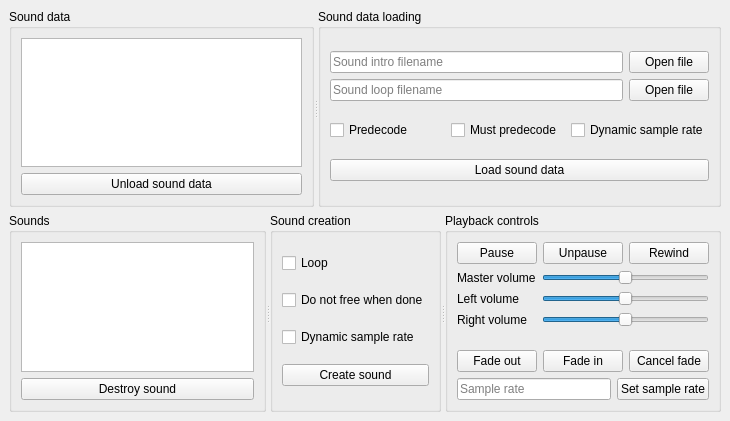
Old version of the form examples/gui-qt/mainwindow.ui in the repository Clownacy/clownaudio.
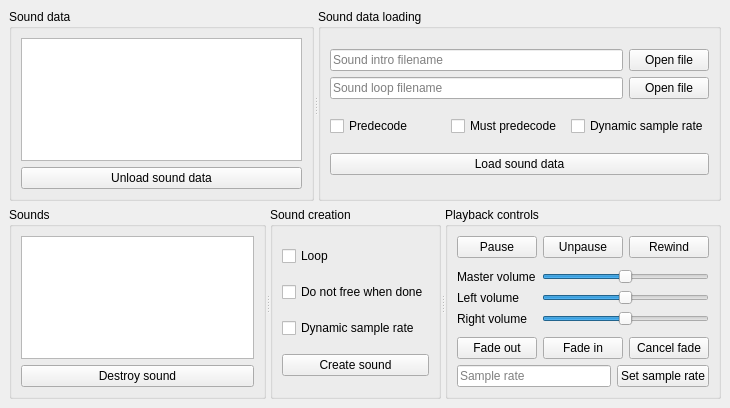
New version of the form.

Commit message: Qt6: Centre a widget

What changed in the file:
```diff
--- a/examples/gui-qt/mainwindow.ui
+++ b/examples/gui-qt/mainwindow.ui
@@ -7,7 +7,7 @@
     <x>0</x>
     <y>0</y>
     <width>730</width>
-    <height>421</height>
+    <height>408</height>
    </rect>
   </property>
   <property name="windowTitle">
@@ -244,6 +244,12 @@
         </item>
         <item>
          <layout class="QFormLayout" name="formLayout">
+          <property name="fieldGrowthPolicy">
+           <enum>QFormLayout::AllNonFixedFieldsGrow</enum>
+          </property>
+          <property name="formAlignment">
+           <set>Qt::AlignLeading|Qt::AlignLeft|Qt::AlignVCenter</set>
+          </property>
           <item row="0" column="0">
            <widget class="QLabel" name="label_MasterVolume">
             <property name="enabled">
```
